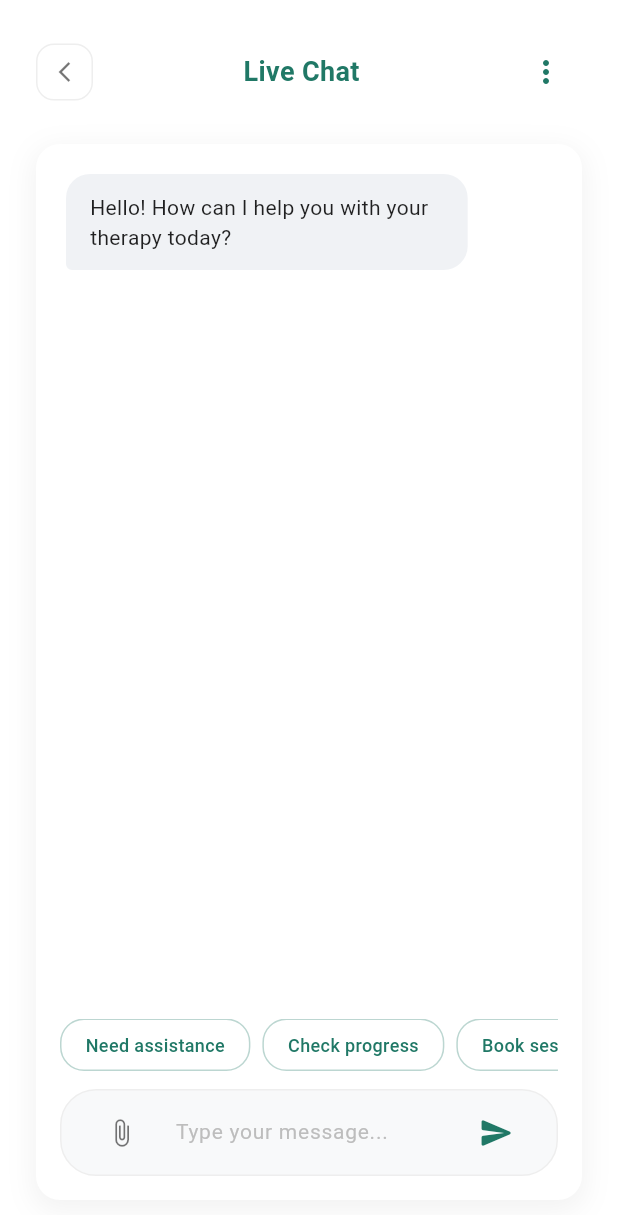
After one commit to Jinggggg030/RehabAI, a Flutter app: the LiveChatPage screen opened directly, on a phone screen of 412 x 824 dp. The commit adds this screen. Shown: the top 1215 px of the screen. Run offline on Flutter 3.47's test engine with Material 3 defaults, Android fonts, the phone set to English and light mode, and no system bars; our stand-ins replace google_fonts.

Commit message:
Removed AI temporal advice page and replaced it with live chat page.

```diff
--- /dev/null
+++ b/lib/screens/live_chat_page.dart
@@ -0,0 +1,277 @@
+import 'package:flutter/material.dart';
+import 'package:google_fonts/google_fonts.dart';
+
+class ChatMessage {
+  final String text;
+  final bool isUser;
+
+  ChatMessage({required this.text, required this.isUser});
+}
+
+class LiveChatPage extends StatefulWidget {
+  const LiveChatPage({super.key});
+
+  @override
+  State<LiveChatPage> createState() => _LiveChatPageState();
+}
+
+class _LiveChatPageState extends State<LiveChatPage> {
+  final TextEditingController _messageController = TextEditingController();
+  final ScrollController _scrollController = ScrollController();
+
+  final List<ChatMessage> _messages = [
+    ChatMessage(text: "Hello! How can I help you with your therapy today?", isUser: false),
+  ];
+
+  void _sendMessage() {
+    if (_messageController.text.trim().isEmpty) return;
+
+    setState(() {
+      _messages.add(ChatMessage(text: _messageController.text.trim(), isUser: true));
+    });
+
+    _messageController.clear();
+    _scrollToBottom();
+
+    // Simulate AI reply
+    Future.delayed(const Duration(seconds: 1), () {
+      if (mounted) {
+        setState(() {
+          _messages.add(ChatMessage(
+            text: "Thank you for reaching out. A live agent will assist you shortly.",
+            isUser: false,
+          ));
+        });
+        _scrollToBottom();
+      }
+    });
+  }
+
+  void _scrollToBottom() {
+    WidgetsBinding.instance.addPostFrameCallback((_) {
+      if (_scrollController.hasClients) {
+        _scrollController.animateTo(
+          _scrollController.position.maxScrollExtent,
+          duration: const Duration(milliseconds: 300),
+          curve: Curves.easeOut,
+        );
+      }
+    });
+  }
+
+  @override
+  void dispose() {
+    _messageController.dispose();
+    _scrollController.dispose();
+    super.dispose();
+  }
+
+  @override
+  Widget build(BuildContext context) {
+    return Scaffold(
+      backgroundColor: Colors.white,
+      body: SafeArea(
+        child: Column(
+          children: [
+            // Header
+            Padding(
+              padding: const EdgeInsets.symmetric(horizontal: 24.0, vertical: 24.0),
+              child: Row(
+                mainAxisAlignment: MainAxisAlignment.spaceBetween,
+                children: [
+                  InkWell(
+                    onTap: () {
+                      if (Navigator.canPop(context)) {
+                        Navigator.pop(context);
+                      }
+                    },
+                    borderRadius: BorderRadius.circular(15),
+                    child: Container(
+                      padding: const EdgeInsets.all(10),
+                      decoration: BoxDecoration(
+                        color: Colors.white,
+                        borderRadius: BorderRadius.circular(12),
+                        border: Border.all(color: Colors.grey.shade200),
+                      ),
+                      child: const Icon(Icons.arrow_back_ios_new, size: 16, color: Colors.black54),
+                    ),
+                  ),
+                  Text(
+                    'Live Chat',
+                    style: GoogleFonts.readexPro(
+                      fontSize: 18,
+                      fontWeight: FontWeight.bold,
+                      color: const Color(0xFF207866),
+                    ),
+                  ),
+                  IconButton(
+                    onPressed: () {},
+                    icon: const Icon(Icons.more_vert, color: Color(0xFF207866)),
+                  ),
+                ],
+              ),
+            ),
+
+            // Main Chat Area
+            Expanded(
+              child: Container(
+                margin: const EdgeInsets.fromLTRB(24, 0, 24, 24),
+                decoration: BoxDecoration(
+                  color: Colors.white,
+                  borderRadius: BorderRadius.circular(16),
+                  boxShadow: [
+                    BoxShadow(
+                      color: Colors.black.withOpacity(0.05),
+                      blurRadius: 15,
+                      spreadRadius: 2,
+                      offset: const Offset(0, 5),
+                    ),
+                  ],
+                ),
+                child: Column(
+                  children: [
+                    // Chat Messages List
+                    Expanded(
+                      child: ListView.builder(
+                        controller: _scrollController,
+                        padding: const EdgeInsets.all(20.0),
+                        itemCount: _messages.length,
+                        itemBuilder: (context, index) {
+                          final message = _messages[index];
+                          return _buildChatBubble(message);
+                        },
+                      ),
+                    ),
+
+                    // Bottom Input Area
+                    Padding(
+                      padding: const EdgeInsets.all(16.0),
+                      child: Column(
+                        children: [
+                          // Quick Replies (Optional)
+                          SingleChildScrollView(
+                            scrollDirection: Axis.horizontal,
+                            child: Row(
+                              children: [
+                                _buildQuickReply('Need assistance'),
+                                const SizedBox(width: 8),
+                                _buildQuickReply('Check progress'),
+                                const SizedBox(width: 8),
+                                _buildQuickReply('Book session'),
+                              ],
+                            ),
+                          ),
+                          const SizedBox(height: 12),
+
+                          // Input Field
+                          Container(
+                            padding: const EdgeInsets.symmetric(horizontal: 16, vertical: 4),
+                            decoration: BoxDecoration(
+                              color: const Color(0xFFF8F9FA),
+                              borderRadius: BorderRadius.circular(24),
+                              border: Border.all(color: Colors.grey.shade200),
+                            ),
+                            child: Row(
+                              children: [
+                                IconButton(
+                                  onPressed: () {},
+                                  icon: const Icon(Icons.attach_file, color: Colors.black54, size: 20),
+                                  padding: EdgeInsets.zero,
+                                  constraints: const BoxConstraints(),
+                                ),
+                                const SizedBox(width: 12),
+                                Expanded(
+                                  child: TextField(
+                                    controller: _messageController,
+                                    style: GoogleFonts.readexPro(fontSize: 14),
+                                    decoration: InputDecoration(
+                                      hintText: 'Type your message...',
+                                      hintStyle: GoogleFonts.readexPro(
+                                        color: Colors.grey.shade400,
+                                        fontSize: 14,
+                                      ),
+                                      border: InputBorder.none,
+                                    ),
+                                    onSubmitted: (_) => _sendMessage(),
+                                  ),
+                                ),
+                                IconButton(
+                                  onPressed: _sendMessage,
+                                  icon: const Icon(
+                                    Icons.send_rounded,
+                                    color: Color(0xFF207866),
+                                    size: 24,
+                                  ),
+                                  padding: EdgeInsets.zero,
+                                  constraints: const BoxConstraints(),
+                                ),
+                              ],
+                            ),
+                          ),
+                        ],
+                      ),
+                    ),
+                  ],
+                ),
+              ),
+            ),
+          ],
+        ),
+      ),
+    );
+  }
+
+  Widget _buildChatBubble(ChatMessage message) {
+    return Align(
+      alignment: message.isUser ? Alignment.centerRight : Alignment.centerLeft,
+      child: Container(
+        margin: const EdgeInsets.only(bottom: 16.0),
+        padding: const EdgeInsets.symmetric(horizontal: 16, vertical: 12),
+        constraints: BoxConstraints(
+          maxWidth: MediaQuery.of(context).size.width * 0.65,
+        ),
+        decoration: BoxDecoration(
+          color: message.isUser ? const Color(0xFF207866) : const Color(0xFFF0F2F5),
+          borderRadius: BorderRadius.only(
+            topLeft: const Radius.circular(16),
+            topRight: const Radius.circular(16),
+            bottomLeft: message.isUser ? const Radius.circular(16) : const Radius.circular(4),
+            bottomRight: message.isUser ? const Radius.circular(4) : const Radius.circular(16),
+          ),
+        ),
+        child: Text(
+          message.text,
+          style: GoogleFonts.readexPro(
+            fontSize: 14,
+            color: message.isUser ? Colors.white : Colors.black87,
+          ),
+        ),
+      ),
+    );
+  }
+
+  Widget _buildQuickReply(String text) {
+    return InkWell(
+      onTap: () {
+        _messageController.text = text;
+      },
+      borderRadius: BorderRadius.circular(16),
+      child: Container(
+        padding: const EdgeInsets.symmetric(horizontal: 16, vertical: 8),
+        decoration: BoxDecoration(
+          color: Colors.white,
+          borderRadius: BorderRadius.circular(16),
+          border: Border.all(color: const Color(0xFF207866).withOpacity(0.3)),
+        ),
+        child: Text(
+          text,
+          style: GoogleFonts.readexPro(
+            fontSize: 12,
+            fontWeight: FontWeight.w500,
+            color: const Color(0xFF207866),
+          ),
+        ),
+      ),
+    );
+  }
+}
--- a/lib/screens/services_page.dart
+++ b/lib/screens/services_page.dart
@@ -1,6 +1,6 @@
 import 'package:flutter/material.dart';
 import 'package:google_fonts/google_fonts.dart';
-import 'package:rehab_ai/screens/ai_advice_page.dart';
+import 'package:rehab_ai/screens/live_chat_page.dart';
 import 'package:rehab_ai/screens/my_appointments_page.dart';
 import 'package:rehab_ai/screens/rehabilitation_exercises_page.dart';
 class ServicesPage extends StatelessWidget {
@@ -60,12 +60,12 @@ class ServicesPage extends StatelessWidget {
 
               // Service Cards List
               _buildServiceCard(
-                'AI Temporal Advice',
+                'Live Chat',
                 'description',
                 onTap: () {
                   Navigator.push(
                     context,
-                    MaterialPageRoute(builder: (context) => const AIAdvicePage()),
+                    MaterialPageRoute(builder: (context) => const LiveChatPage()),
                   );
                 },
               ),
```
Also changed, not shown: lib/screens/ai_advice_page.dart (deleted, +0 -221 lines), assets/images/doctor.png (added).
